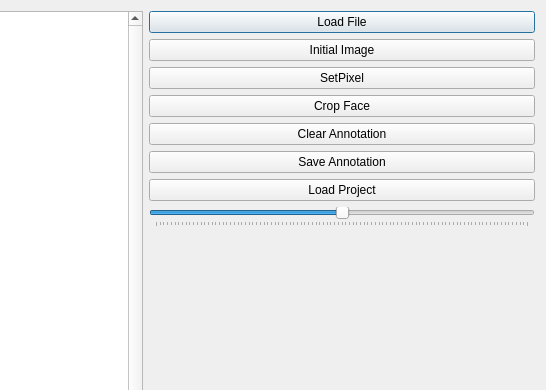
Above: afma_2d_mainwindow.ui from Eremeos/AFMA before the change; both pictures show x 254 to 800 and y 0 to 390 of the 800 by 600 pixel window. Below: the same form after it.
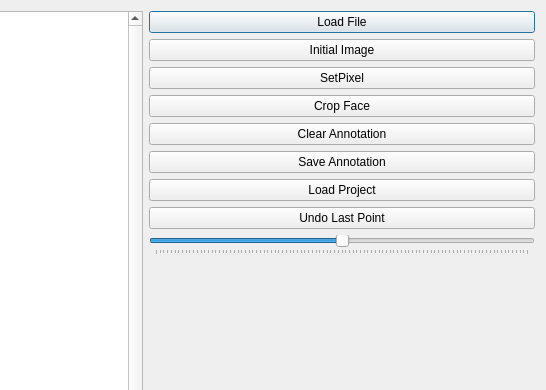
That is the form after the change. Custom widgets are drawn as their Qt base class.

The edit to the form file:
```diff
--- a/afma_2d_mainwindow.ui
+++ b/afma_2d_mainwindow.ui
@@ -97,6 +97,13 @@
        </property>
       </widget>
      </item>
+     <item>
+      <widget class="QPushButton" name="psBtn_UndoLastPoint">
+       <property name="text">
+        <string>Undo Last Point</string>
+       </property>
+      </widget>
+     </item>
      <item>
       <widget class="QSlider" name="sld_Scale">
        <property name="maximum">
```
